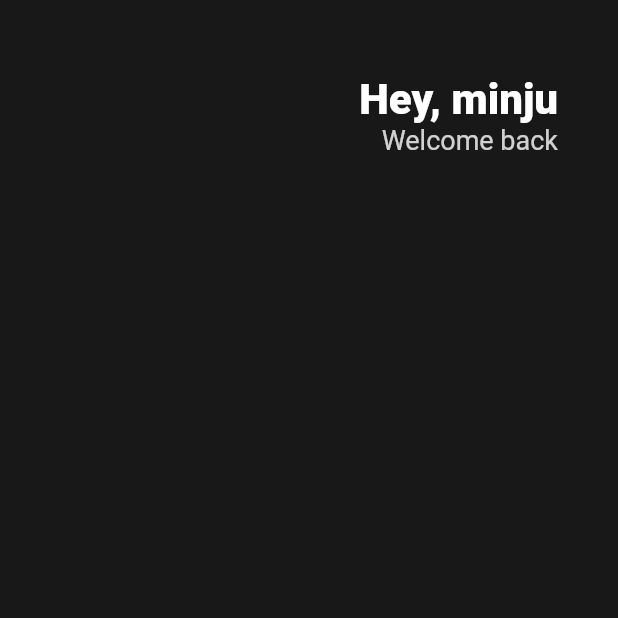
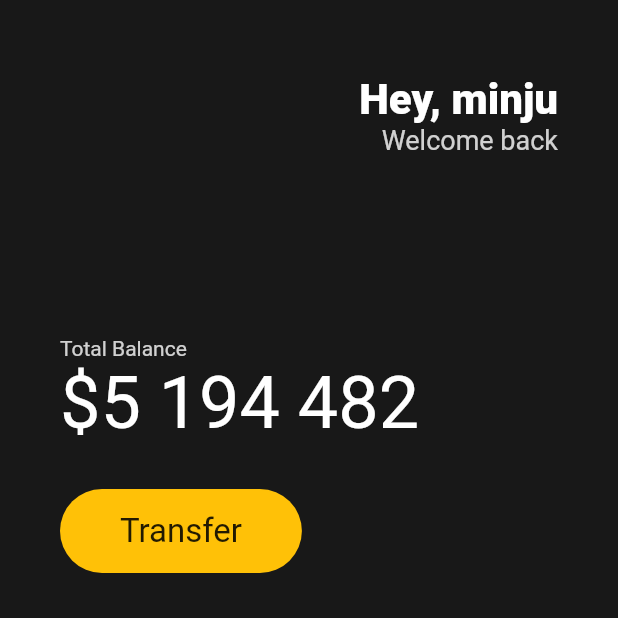
Before and after one commit to alswn2348/stateless_widgets_flutter, a Flutter app: the screen it shows after launch, on a phone screen of 412 x 824 dp, the top half of it. Run offline on Flutter 3.47's test engine with Material 2 defaults, Android fonts, the light colour scheme and no system bars.

Commit message:
design : create Button

```diff
--- a/lib/main.dart
+++ b/lib/main.dart
@@ -12,7 +12,8 @@ class App extends StatelessWidget {
         backgroundColor: Color(0xFF181818),
         body: Padding(
           padding: EdgeInsets.symmetric(horizontal: 40),
-          child: Column(children: [
+          child:
+              Column(crossAxisAlignment: CrossAxisAlignment.start, children: [
             SizedBox(
               height: 50,
             ),
@@ -40,6 +41,44 @@ class App extends StatelessWidget {
                   ],
                 )
               ],
+            ),
+            SizedBox(
+              height: 120,
+            ),
+            Text(
+              'Total Balance',
+              style: TextStyle(color: Colors.white.withOpacity(0.8)),
+            ),
+            Text(
+              '\$5 194 482',
+              style: TextStyle(
+                  fontWeight: FontWeight.w400,
+                  fontSize: 48,
+                  color: Colors.white),
+            ),
+            SizedBox(
+              height: 30,
+            ),
+            Row(
+              children: [
+                Container(
+                  decoration: BoxDecoration(
+                      color: Colors.amber,
+                      borderRadius: BorderRadius.circular(45)),
+                  child: Padding(
+                    padding: EdgeInsets.symmetric(
+                      vertical: 15,
+                      horizontal: 40,
+                    ),
+                    child: Text(
+                      'Transfer',
+                      style: TextStyle(
+                        fontSize: 22,
+                      ),
+                    ),
+                  ),
+                )
+              ],
             )
           ]),
         ),
```
